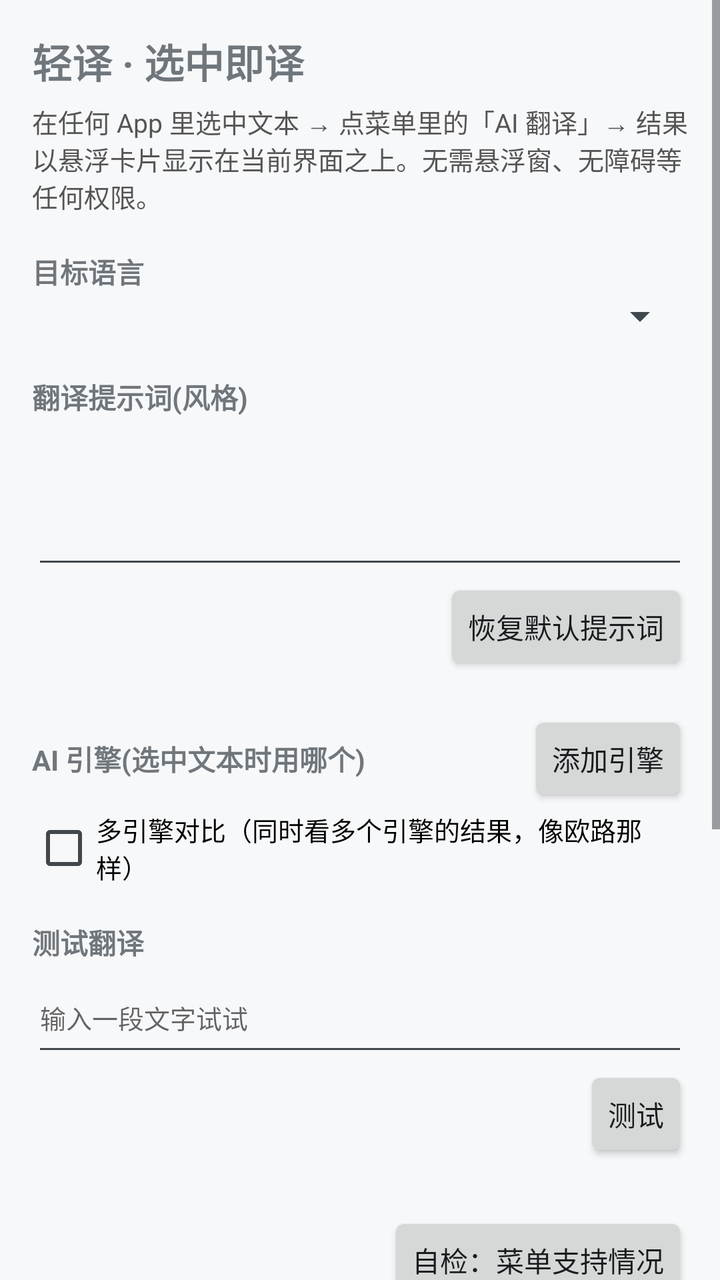
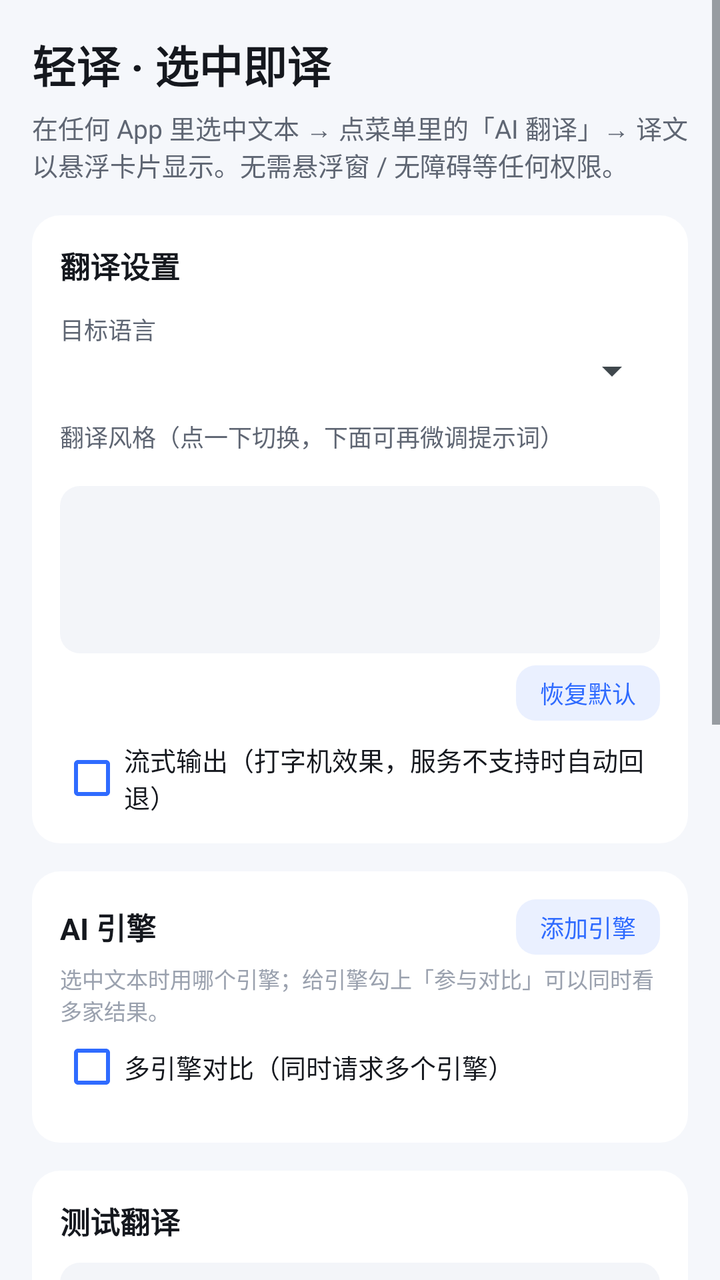

Screens rendered from an Android XML layout before and after an edit, with the pre-edit source and the edit as a unified diff.
<!-- AndroidManifest.xml: application theme Theme.LightTrans.Main -->
<!-- res/layout/activity_main.xml -->
<?xml version="1.0" encoding="utf-8"?>
<ScrollView xmlns:android="http://schemas.android.com/apk/res/android"
    android:layout_width="match_parent"
    android:layout_height="match_parent"
    android:fitsSystemWindows="true">

    <LinearLayout
        android:layout_width="match_parent"
        android:layout_height="wrap_content"
        android:orientation="vertical"
        android:padding="16dp">

        <TextView
            android:layout_width="match_parent"
            android:layout_height="wrap_content"
            android:text="轻译 · 选中即译"
            android:textSize="20sp"
            android:textStyle="bold" />

        <TextView
            android:layout_width="match_parent"
            android:layout_height="wrap_content"
            android:layout_marginTop="6dp"
            android:text="在任何 App 里选中文本 → 点菜单里的「AI 翻译」→ 结果以悬浮卡片显示在当前界面之上。无需悬浮窗、无障碍等任何权限。"
            android:textColor="#555555"
            android:textSize="13sp" />

        <TextView
            android:layout_width="match_parent"
            android:layout_height="wrap_content"
            android:layout_marginTop="18dp"
            android:text="目标语言"
            android:textSize="14sp"
            android:textStyle="bold" />

        <Spinner
            android:id="@+id/spLang"
            android:layout_width="match_parent"
            android:layout_height="wrap_content" />

        <TextView
            android:layout_width="match_parent"
            android:layout_height="wrap_content"
            android:layout_marginTop="18dp"
            android:text="翻译提示词(风格)"
            android:textSize="14sp"
            android:textStyle="bold" />

        <EditText
            android:id="@+id/edPrompt"
            android:layout_width="match_parent"
            android:layout_height="wrap_content"
            android:gravity="top"
            android:inputType="textMultiLine"
            android:minLines="4"
            android:textSize="13sp" />

        <Button
            android:id="@+id/btnResetPrompt"
            style="?android:attr/buttonStyleSmall"
            android:layout_width="wrap_content"
            android:layout_height="wrap_content"
            android:layout_gravity="end"
            android:text="恢复默认提示词" />

        <LinearLayout
            android:layout_width="match_parent"
            android:layout_height="wrap_content"
            android:layout_marginTop="18dp"
            android:gravity="center_vertical"
            android:orientation="horizontal">

            <TextView
                android:layout_width="0dp"
                android:layout_height="wrap_content"
                android:layout_weight="1"
                android:text="AI 引擎(选中文本时用哪个)"
                android:textSize="14sp"
                android:textStyle="bold" />

            <Button
                android:id="@+id/btnAddEngine"
                style="?android:attr/buttonStyleSmall"
                android:layout_width="wrap_content"
                android:layout_height="wrap_content"
                android:text="添加引擎" />
        </LinearLayout>

        <CheckBox
            android:id="@+id/cbMulti"
            android:layout_width="wrap_content"
            android:layout_height="wrap_content"
            android:layout_marginTop="2dp"
            android:text="多引擎对比（同时看多个引擎的结果，像欧路那样）"
            android:textSize="13sp" />

        <LinearLayout
            android:id="@+id/boxEngines"
            android:layout_width="match_parent"
            android:layout_height="wrap_content"
            android:orientation="vertical" />

        <TextView
            android:layout_width="match_parent"
            android:layout_height="wrap_content"
            android:layout_marginTop="18dp"
            android:text="测试翻译"
            android:textSize="14sp"
            android:textStyle="bold" />

        <EditText
            android:id="@+id/edTest"
            android:layout_width="match_parent"
            android:layout_height="wrap_content"
            android:hint="输入一段文字试试"
            android:inputType="textMultiLine"
            android:minLines="2"
            android:textSize="13sp" />

        <Button
            android:id="@+id/btnTest"
            style="?android:attr/buttonStyleSmall"
            android:layout_width="wrap_content"
            android:layout_height="wrap_content"
            android:layout_gravity="end"
            android:text="测试" />

        <TextView
            android:id="@+id/tvTest"
            android:layout_width="match_parent"
            android:layout_height="wrap_content"
            android:textIsSelectable="true"
            android:textSize="14sp" />

        <Button
            android:id="@+id/btnSelfCheck"
            style="?android:attr/buttonStyleSmall"
            android:layout_width="wrap_content"
            android:layout_height="wrap_content"
            android:layout_gravity="end"
            android:layout_marginTop="6dp"
            android:text="自检：菜单支持情况" />

        <TextView
            android:layout_width="match_parent"
            android:layout_height="wrap_content"
            android:layout_marginTop="22dp"
            android:textColor="#777777"
            android:textSize="12sp"
            android:text="· 权限：只有 INTERNET(普通权限，安装即授予，不弹窗) —— 悬浮窗/通知/无障碍全都不需要。\n· 三种入口：① 选中文字 → 点菜单里的「轻译」（几秒前刚用 ACTIVITY_TRANSLATE 抢到了浏览器那个翻译图标位）；② 选中 → 分享 →「轻译」；③ 浏览器的翻译图标（ACTION_TRANSLATE 通道）。\n· 原理：文本框的菜单项(现在叫「轻译」) = android.intent.action.PROCESS_TEXT；本应用以一个半透明对话框 Activity 的形式叠加在当前界面之上，所以看起来像悬浮窗，却完全不需要 SYSTEM_ALERT_WINDOW。\n· 如果菜单里没看到「AI 翻译」：点多选菜单右侧的 ⋮ 或「更多」，部分系统(如 Android 16/HyperOS)会把不常用的项收进二级菜单。\n· API Key 只保存在本机 SharedPreferences，不会上传到任何服务器；请求直达你配置的引擎。\n· 长按卡片里的译文可选中复制；「替换原文」会把译文写回输入框(只读文本不显示该按钮)。" />
    </LinearLayout>
</ScrollView>
<!-- resources referenced by this layout -->
<resources>
  <style name="Theme.LightTrans.Main" parent="@android:style/Theme.DeviceDefault.Light">
          <item name="android:windowBackground">#FFF7F8FA</item>
      </style>
</resources>

<!-- the commit's change to res/layout/activity_main.xml (unified diff, before → after) -->
@@ -2,6 +2,7 @@
 <ScrollView xmlns:android="http://schemas.android.com/apk/res/android"
     android:layout_width="match_parent"
     android:layout_height="match_parent"
+    android:background="@color/bg_page"
     android:fitsSystemWindows="true">
 
     <LinearLayout
@@ -14,139 +15,212 @@
             android:layout_width="match_parent"
             android:layout_height="wrap_content"
             android:text="轻译 · 选中即译"
-            android:textSize="20sp"
+            android:textColor="@color/text_main"
+            android:textSize="22sp"
             android:textStyle="bold" />
 
         <TextView
             android:layout_width="match_parent"
             android:layout_height="wrap_content"
             android:layout_marginTop="6dp"
-            android:text="在任何 App 里选中文本 → 点菜单里的「AI 翻译」→ 结果以悬浮卡片显示在当前界面之上。无需悬浮窗、无障碍等任何权限。"
-            android:textColor="#555555"
+            android:text="在任何 App 里选中文本 → 点菜单里的「AI 翻译」→ 译文以悬浮卡片显示。无需悬浮窗 / 无障碍等任何权限。"
+            android:textColor="@color/text_sub"
             android:textSize="13sp" />
 
-        <TextView
-            android:layout_width="match_parent"
-            android:layout_height="wrap_content"
-            android:layout_marginTop="18dp"
-            android:text="目标语言"
-            android:textSize="14sp"
-            android:textStyle="bold" />
-
-        <Spinner
-            android:id="@+id/spLang"
-            android:layout_width="match_parent"
-            android:layout_height="wrap_content" />
-
-        <TextView
-            android:layout_width="match_parent"
-            android:layout_height="wrap_content"
-            android:layout_marginTop="18dp"
-            android:text="翻译提示词(风格)"
-            android:textSize="14sp"
-            android:textStyle="bold" />
-
-        <EditText
-            android:id="@+id/edPrompt"
-            android:layout_width="match_parent"
-            android:layout_height="wrap_content"
-            android:gravity="top"
-            android:inputType="textMultiLine"
-            android:minLines="4"
-            android:textSize="13sp" />
-
-        <Button
-            android:id="@+id/btnResetPrompt"
-            style="?android:attr/buttonStyleSmall"
-            android:layout_width="wrap_content"
-            android:layout_height="wrap_content"
-            android:layout_gravity="end"
-            android:text="恢复默认提示词" />
-
-        <LinearLayout
-            android:layout_width="match_parent"
-            android:layout_height="wrap_content"
-            android:layout_marginTop="18dp"
-            android:gravity="center_vertical"
-            android:orientation="horizontal">
-
-            <TextView
-                android:layout_width="0dp"
-                android:layout_height="wrap_content"
-                android:layout_weight="1"
-                android:text="AI 引擎(选中文本时用哪个)"
-                android:textSize="14sp"
-                android:textStyle="bold" />
+        
+
+        <LinearLayout
+            android:layout_width="match_parent"
+            android:layout_height="wrap_content"
+            android:layout_marginTop="16dp"
+            android:background="@drawable/bg_section"
+            android:orientation="vertical"
+            android:padding="14dp">
+
+            <TextView
+                style="@style/SectionTitle"
+                android:text="翻译设置" />
+
+            <TextView
+                style="@style/FieldLabel"
+                android:text="目标语言" />
+
+            <Spinner
+                android:id="@+id/spLang"
+                android:layout_width="match_parent"
+                android:layout_height="wrap_content" />
+
+            <TextView
+                style="@style/FieldLabel"
+                android:text="翻译风格（点一下切换，下面可再微调提示词）" />
+
+            <HorizontalScrollView
+                android:layout_width="match_parent"
+                android:layout_height="wrap_content"
+                android:layout_marginTop="6dp"
+                android:scrollbars="none">
+
+                <LinearLayout
+                    android:id="@+id/boxStyles"
+                    android:layout_width="wrap_content"
+                    android:layout_height="wrap_content"
+                    android:orientation="horizontal" />
+            </HorizontalScrollView>
+
+            <EditText
+                android:id="@+id/edPrompt"
+                android:layout_width="match_parent"
+                android:layout_height="wrap_content"
+                android:layout_marginTop="10dp"
+                android:background="@drawable/bg_input"
+                android:gravity="top"
+                android:inputType="textMultiLine"
+                android:minLines="4"
+                android:padding="10dp"
+                android:textColor="@color/text_main"
+                android:textSize="13sp" />
 
             <Button
-                android:id="@+id/btnAddEngine"
-                style="?android:attr/buttonStyleSmall"
+                android:id="@+id/btnResetPrompt"
+                style="@style/Btn.Small"
+                android:layout_gravity="end"
+                android:layout_marginTop="6dp"
+                android:text="恢复默认" />
+
+            <CheckBox
+                android:id="@+id/cbStream"
                 android:layout_width="wrap_content"
                 android:layout_height="wrap_content"
-                android:text="添加引擎" />
-        </LinearLayout>
-
-        <CheckBox
-            android:id="@+id/cbMulti"
-            android:layout_width="wrap_content"
-            android:layout_height="wrap_content"
-            android:layout_marginTop="2dp"
-            android:text="多引擎对比（同时看多个引擎的结果，像欧路那样）"
-            android:textSize="13sp" />
-
-        <LinearLayout
-            android:id="@+id/boxEngines"
-            android:layout_width="match_parent"
-            android:layout_height="wrap_content"
-            android:orientation="vertical" />
-
-        <TextView
-            android:layout_width="match_parent"
-            android:layout_height="wrap_content"
-            android:layout_marginTop="18dp"
-            android:text="测试翻译"
-            android:textSize="14sp"
-            android:textStyle="bold" />
-
-        <EditText
-            android:id="@+id/edTest"
-            android:layout_width="match_parent"
-            android:layout_height="wrap_content"
-            android:hint="输入一段文字试试"
-            android:inputType="textMultiLine"
-            android:minLines="2"
-            android:textSize="13sp" />
-
-        <Button
-            android:id="@+id/btnTest"
-            style="?android:attr/buttonStyleSmall"
-            android:layout_width="wrap_content"
-            android:layout_height="wrap_content"
-            android:layout_gravity="end"
-            android:text="测试" />
-
-        <TextView
-            android:id="@+id/tvTest"
-            android:layout_width="match_parent"
-            android:layout_height="wrap_content"
-            android:textIsSelectable="true"
-            android:textSize="14sp" />
-
-        <Button
-            android:id="@+id/btnSelfCheck"
-            style="?android:attr/buttonStyleSmall"
-            android:layout_width="wrap_content"
-            android:layout_height="wrap_content"
-            android:layout_gravity="end"
-            android:layout_marginTop="6dp"
-            android:text="自检：菜单支持情况" />
-
-        <TextView
-            android:layout_width="match_parent"
-            android:layout_height="wrap_content"
-            android:layout_marginTop="22dp"
-            android:textColor="#777777"
-            android:textSize="12sp"
-            android:text="· 权限：只有 INTERNET(普通权限，安装即授予，不弹窗) —— 悬浮窗/通知/无障碍全都不需要。\n· 三种入口：① 选中文字 → 点菜单里的「轻译」（几秒前刚用 ACTIVITY_TRANSLATE 抢到了浏览器那个翻译图标位）；② 选中 → 分享 →「轻译」；③ 浏览器的翻译图标（ACTION_TRANSLATE 通道）。\n· 原理：文本框的菜单项(现在叫「轻译」) = android.intent.action.PROCESS_TEXT；本应用以一个半透明对话框 Activity 的形式叠加在当前界面之上，所以看起来像悬浮窗，却完全不需要 SYSTEM_ALERT_WINDOW。\n· 如果菜单里没看到「AI 翻译」：点多选菜单右侧的 ⋮ 或「更多」，部分系统(如 Android 16/HyperOS)会把不常用的项收进二级菜单。\n· API Key 只保存在本机 SharedPreferences，不会上传到任何服务器；请求直达你配置的引擎。\n· 长按卡片里的译文可选中复制；「替换原文」会把译文写回输入框(只读文本不显示该按钮)。" />
+                android:layout_marginTop="10dp"
+                android:buttonTint="@color/primary"
+                android:text="流式输出（打字机效果，服务不支持时自动回退）"
+                android:textColor="@color/text_main"
+                android:textSize="13sp" />
+        </LinearLayout>
+
+        
+
+        <LinearLayout
+            android:layout_width="match_parent"
+            android:layout_height="wrap_content"
+            android:layout_marginTop="14dp"
+            android:background="@drawable/bg_section"
+            android:orientation="vertical"
+            android:padding="14dp">
+
+            <LinearLayout
+                android:layout_width="match_parent"
+                android:layout_height="wrap_content"
+                android:gravity="center_vertical"
+                android:orientation="horizontal">
+
+                <TextView
+                    style="@style/SectionTitle"
+                    android:layout_width="0dp"
+                    android:layout_weight="1"
+                    android:text="AI 引擎" />
+
+                <Button
+                    android:id="@+id/btnAddEngine"
+                    style="@style/Btn.Small"
+                    android:text="添加引擎" />
+            </LinearLayout>
+
+            <TextView
+                android:layout_width="match_parent"
+                android:layout_height="wrap_content"
+                android:layout_marginTop="4dp"
+                android:text="选中文本时用哪个引擎；给引擎勾上「参与对比」可以同时看多家结果。"
+                android:textColor="@color/text_hint"
+                android:textSize="11sp" />
+
+            <CheckBox
+                android:id="@+id/cbMulti"
+                android:layout_width="wrap_content"
+                android:layout_height="wrap_content"
+                android:layout_marginTop="4dp"
+                android:buttonTint="@color/primary"
+                android:text="多引擎对比（同时请求多个引擎）"
+                android:textColor="@color/text_main"
+                android:textSize="13sp" />
+
+            <LinearLayout
+                android:id="@+id/boxEngines"
+                android:layout_width="match_parent"
+                android:layout_height="wrap_content"
+                android:layout_marginTop="8dp"
+                android:orientation="vertical" />
+        </LinearLayout>
+
+        
+
+        <LinearLayout
+            android:layout_width="match_parent"
+            android:layout_height="wrap_content"
+            android:layout_marginTop="14dp"
+            android:background="@drawable/bg_section"
+            android:orientation="vertical"
+            android:padding="14dp">
+
+            <TextView
+                style="@style/SectionTitle"
+                android:text="测试翻译" />
+
+            <EditText
+                android:id="@+id/edTest"
+                android:layout_width="match_parent"
+                android:layout_height="wrap_content"
+                android:layout_marginTop="10dp"
+                android:background="@drawable/bg_input"
+                android:hint="输入一段文字试试，结果会流式显示"
+                android:inputType="textMultiLine"
+                android:minLines="2"
+                android:padding="10dp"
+                android:textColor="@color/text_main"
+                android:textColorHint="@color/text_hint"
+                android:textSize="13sp" />
+
+            <Button
+                android:id="@+id/btnTest"
+                style="@style/Btn.Small"
+                android:layout_gravity="end"
+                android:layout_marginTop="6dp"
+                android:text="测试" />
+
+            <TextView
+                android:id="@+id/tvTest"
+                android:layout_width="match_parent"
+                android:layout_height="wrap_content"
+                android:layout_marginTop="6dp"
+                android:textColor="@color/text_main"
+                android:textIsSelectable="true"
+                android:textSize="14sp" />
+        </LinearLayout>
+
+        
+
+        <LinearLayout
+            android:layout_width="match_parent"
+            android:layout_height="wrap_content"
+            android:layout_marginTop="14dp"
+            android:background="@drawable/bg_section"
+            android:orientation="vertical"
+            android:padding="14dp">
+
+            <Button
+                android:id="@+id/btnSelfCheck"
+                style="@style/Btn.Small"
+                android:layout_gravity="end"
+                android:text="自检：菜单支持情况" />
+
+            <TextView
+                android:layout_width="match_parent"
+                android:layout_height="wrap_content"
+                android:layout_marginTop="8dp"
+                android:textColor="@color/text_hint"
+                android:textSize="12sp"
+                android:text="· 权限：只有 INTERNET(普通权限，安装即授予，不弹窗) —— 悬浮窗/通知/无障碍全都不需要。\n· 三种入口：① 选中文字 → 点菜单里的「轻译」；② 选中 → 分享 →「轻译」；③ 浏览器的翻译图标（ACTION_TRANSLATE 通道）。\n· 原理：文本框的菜单项 = android.intent.action.PROCESS_TEXT；本应用以半透明对话框 Activity 的形式叠加在当前界面之上，看起来像悬浮窗，却不需要任何权限。\n· 菜单里看不到「轻译」时：点多选菜单右侧的 ⋮ 或「更多」，部分系统会把它收进二级菜单；网页里请走「分享」。\n· API Key 只保存在本机 SharedPreferences，请求直达你配置的引擎。\n· 流式输出 / 思考模式 / 翻译风格 都可以在悬浮卡片上即时切换。" />
+        </LinearLayout>
+
     </LinearLayout>
 </ScrollView>
<!-- resource entries referenced after the edit -->
@@ -1,7 +1,46 @@
 <!-- resources referenced by this layout -->
 <resources>
+  <color name="bg_page">#F5F7FB</color>
+  <color name="primary">#2F6BFF</color>
+  <color name="text_hint">#9AA1AE</color>
+  <color name="text_main">#15181E</color>
+  <color name="text_sub">#5F6673</color>
+  <!-- drawable bg_input (drawable) -->
+  <?xml version="1.0" encoding="utf-8"?>
+  <shape xmlns:android="http://schemas.android.com/apk/res/android" android:shape="rectangle">
+      <solid android:color="#F3F5F9" />
+      <corners android:radius="10dp" />
+  </shape>
+  <!-- drawable bg_section (drawable) -->
+  <?xml version="1.0" encoding="utf-8"?>
+  <shape xmlns:android="http://schemas.android.com/apk/res/android" android:shape="rectangle">
+      <solid android:color="@color/surface" />
+      <corners android:radius="14dp" />
+  </shape>
+  <style name="Btn.Small">
+          <item name="android:textSize">12sp</item>
+          <item name="android:paddingStart">12dp</item>
+          <item name="android:paddingEnd">12dp</item>
+          <item name="android:paddingTop">5dp</item>
+          <item name="android:paddingBottom">5dp</item>
+      </style>
+  <style name="FieldLabel">
+          <item name="android:layout_width">match_parent</item>
+          <item name="android:layout_height">wrap_content</item>
+          <item name="android:layout_marginTop">12dp</item>
+          <item name="android:textColor">@color/text_sub</item>
+          <item name="android:textSize">12sp</item>
+      </style>
+  <style name="SectionTitle">
+          <item name="android:layout_width">wrap_content</item>
+          <item name="android:layout_height">wrap_content</item>
+          <item name="android:textColor">@color/text_main</item>
+          <item name="android:textSize">15sp</item>
+          <item name="android:textStyle">bold</item>
+      </style>
   <style name="Theme.LightTrans.Main" parent="@android:style/Theme.DeviceDefault.Light">
-          <item name="android:windowBackground">#FFF7F8FA</item>
+          <item name="android:windowBackground">@color/bg_page</item>
       </style>
+  <color name="surface">#FFFFFF</color>
 </resources>
 
